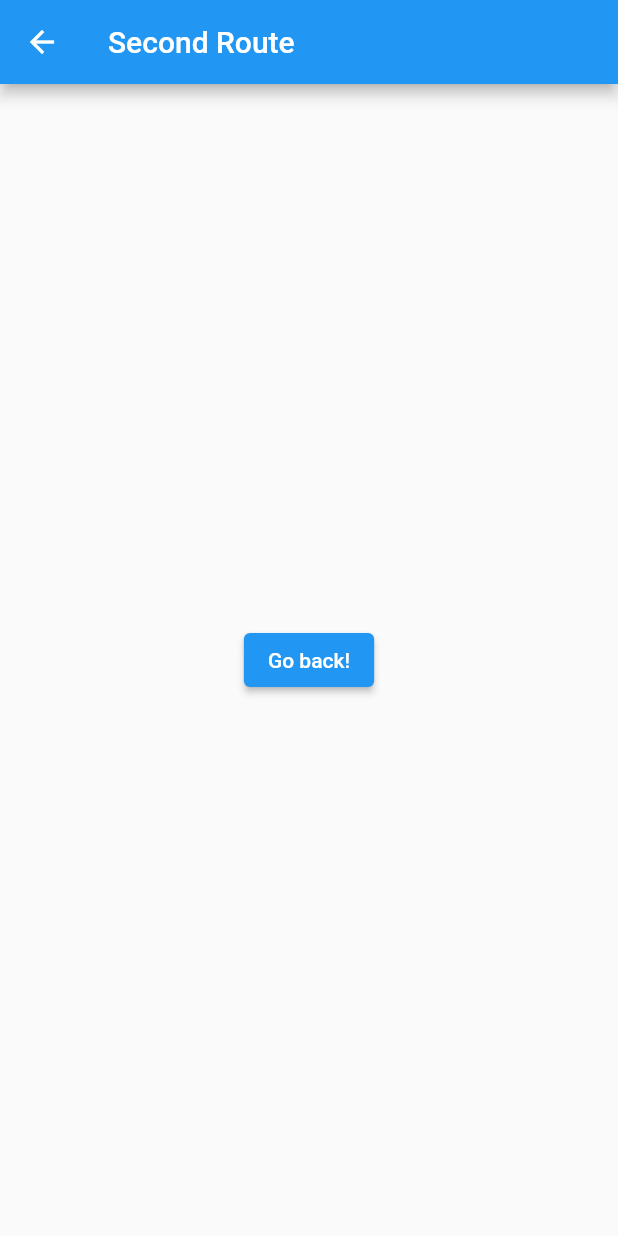
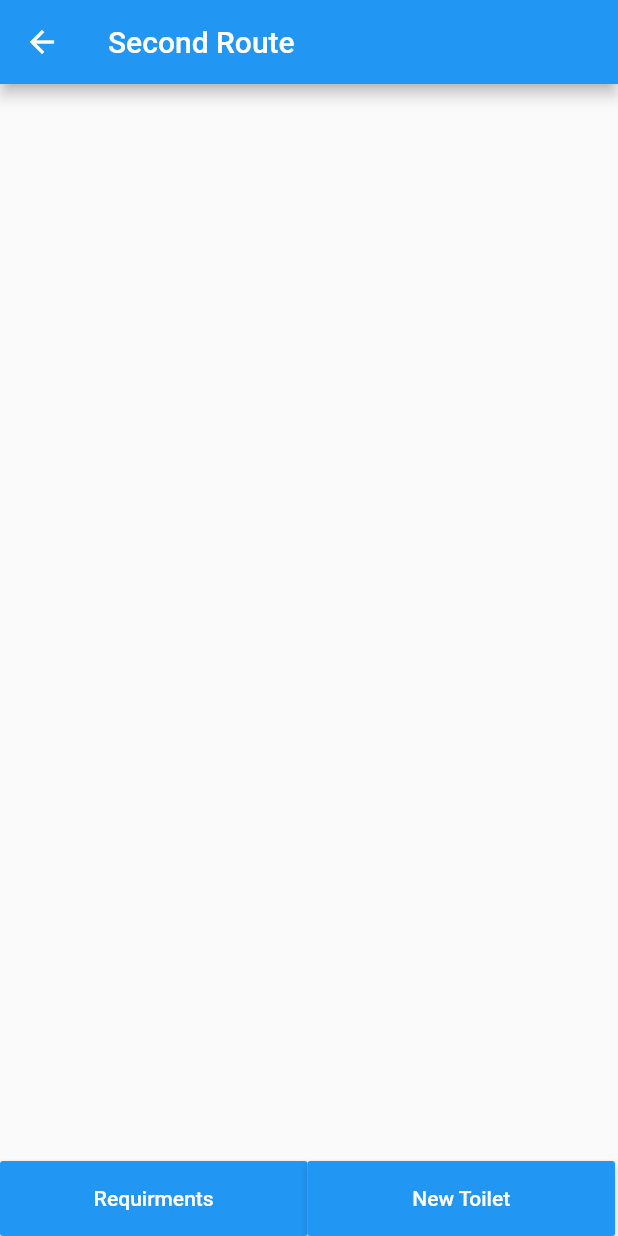
Before and after one commit to Nabla7/isse3-project-whizzard, a Flutter app: the screen it shows after launch, after a tap on "Login", on a phone screen of 412 x 824 dp. Run offline on Flutter 3.47's test engine with Material 2 defaults, Android fonts, the phone set to English and light mode, and no system bars.

Commit message:
added 2 buttons

```diff
--- a/lib/Map.dart
+++ b/lib/Map.dart
@@ -7,12 +7,40 @@ class MyApp extends StatelessWidget {
       appBar: AppBar(
         title: Text("Second Route"),
       ),
-      body: Center(
-        child: ElevatedButton(
-          onPressed: () {
-            Navigator.pop(context);
-          },
-          child: Text('Go back!'),
+      body: Container(
+        alignment: Alignment.bottomCenter,
+        child: Row(
+
+          children: <Widget>[
+            Container(
+                height: 50,
+                padding: EdgeInsets.fromLTRB(0, 0, 0, 0),
+                child: ButtonTheme(
+                  minWidth: 205,
+                    child: RaisedButton(
+                      textColor: Colors.white,
+                      color: Colors.blue,
+                      child: Text('Requirments'),
+                      onPressed: () {
+                        //TODO
+                      },
+                    )
+                )),
+            Container(
+                height: 50,
+                padding: EdgeInsets.fromLTRB(0, 0, 0, 0),
+                child: ButtonTheme(
+                    minWidth: 205,
+                    child: RaisedButton(
+                      textColor: Colors.white,
+                      color: Colors.blue,
+                      child: Text('New Toilet'),
+                      onPressed: () {
+                        //TODO
+                      },
+                    )
+                )),
+          ],
         ),
       ),
     );
```
